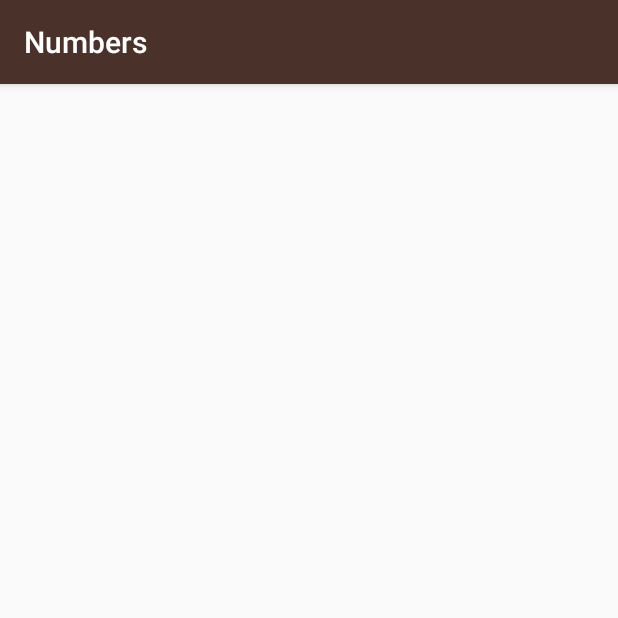
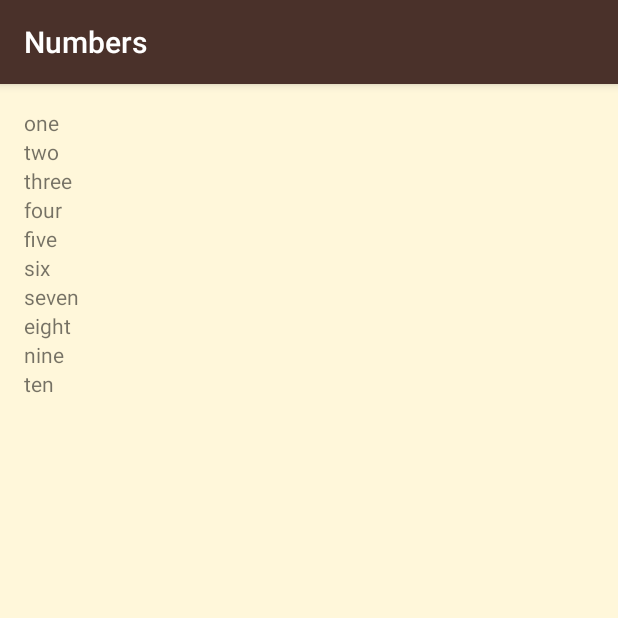
Before and after one commit to eborghi10/AndroidBasics-MultiscreenApps, an Android app: the NumbersActivity screen opened directly, with no data from a screen before it, on a phone screen of 412 x 824 dp, the top half of it. Run offline under Robolectric (Android 15) with nearby library versions, the phone set to English and light mode, and no system bars.

Commit message:
Edit Numbers Activity

```diff
--- a/MiwokTranslate/app/src/main/java/com/example/android/miwok/NumbersActivity.java
+++ b/MiwokTranslate/app/src/main/java/com/example/android/miwok/NumbersActivity.java
@@ -3,6 +3,10 @@ package com.example.android.miwok;
 import android.support.v7.app.AppCompatActivity;
 import android.os.Bundle;
 import android.util.Log;
+import android.widget.LinearLayout;
+import android.widget.TextView;
+
+import java.util.ArrayList;
 
 public class NumbersActivity extends AppCompatActivity {
 
@@ -11,29 +15,36 @@ public class NumbersActivity extends AppCompatActivity {
         super.onCreate(savedInstanceState);
         setContentView(R.layout.activity_numbers);
 
-        // Create an array of words
-        String[] words = new String[10];
-        words[0] = "one";
-        words[1] = "two";
-        words[2] = "three";
-        words[3] = "four";
-        words[4] = "five";
-        words[5] = "six";
-        words[6] = "seven";
-        words[7] = "eight";
-        words[8] = "nine";
-        words[9] = "ten";
+        // Create an ARRAY LIST of words
+        ArrayList<String> words = new ArrayList<>();
 
+        words.add("one");
+        words.add("two");
+        words.add("three");
+        words.add("four");
+        words.add("five");
+        words.add("six");
+        words.add("seven");
+        words.add("eight");
+        words.add("nine");
+        words.add("ten");
+
+        /*
         // Logging messages with Android Monitor
-        Log.v("Numbers Activity", "Word at index 0: " + words[0]);
-        Log.v("Numbers Activity", "Word at index 1: " + words[1]);
-        Log.v("Numbers Activity", "Word at index 2: " + words[2]);
-        Log.v("Numbers Activity", "Word at index 3: " + words[3]);
-        Log.v("Numbers Activity", "Word at index 4: " + words[4]);
-        Log.v("Numbers Activity", "Word at index 5: " + words[5]);
-        Log.v("Numbers Activity", "Word at index 6: " + words[6]);
-        Log.v("Numbers Activity", "Word at index 7: " + words[7]);
-        Log.v("Numbers Activity", "Word at index 8: " + words[8]);
-        Log.v("Numbers Activity", "Word at index 9: " + words[9]);
+        int i = -1;
+        for (String w:words) {
+            Log.v("Numbers Activity", "Word at index " + ++i + " : " + w);
+        }
+        */
+
+        // Adding textViews to the LinearLayout (not using XML)
+        LinearLayout rootView = (LinearLayout) findViewById(R.id.rootView);
+
+        for (String w:words) {
+
+            TextView wordView = new TextView(this); // Requires the current context as argument (class)
+            wordView.setText(w);
+            rootView.addView(wordView); // Add a child (wordView) to the parent view (rootView)
+        }
     }
 }
--- a/MiwokTranslate/app/src/main/res/layout/activity_numbers.xml
+++ b/MiwokTranslate/app/src/main/res/layout/activity_numbers.xml
@@ -1,9 +1,19 @@
 <?xml version="1.0" encoding="utf-8"?>
-<android.support.constraint.ConstraintLayout xmlns:android="http://schemas.android.com/apk/res/android"
-    xmlns:app="http://schemas.android.com/apk/res-auto"
+
+<LinearLayout
+    xmlns:android="http://schemas.android.com/apk/res/android"
     xmlns:tools="http://schemas.android.com/tools"
     android:layout_width="match_parent"
     android:layout_height="match_parent"
+    android:background="@color/tan_background"
+    android:orientation="vertical"
+    android:padding="@dimen/activity_vertical_margin"
+    android:id="@+id/rootView"
     tools:context="com.example.android.miwok.NumbersActivity">
 
-</android.support.constraint.ConstraintLayout>
+    <!--
+    Add the rootView id to be used in NumbersActivity.java
+    -->
+
+
+</LinearLayout>
```
